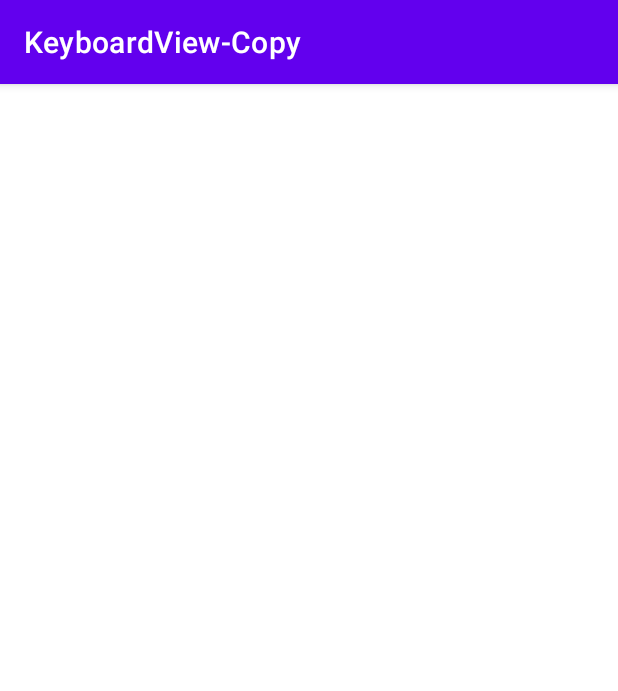
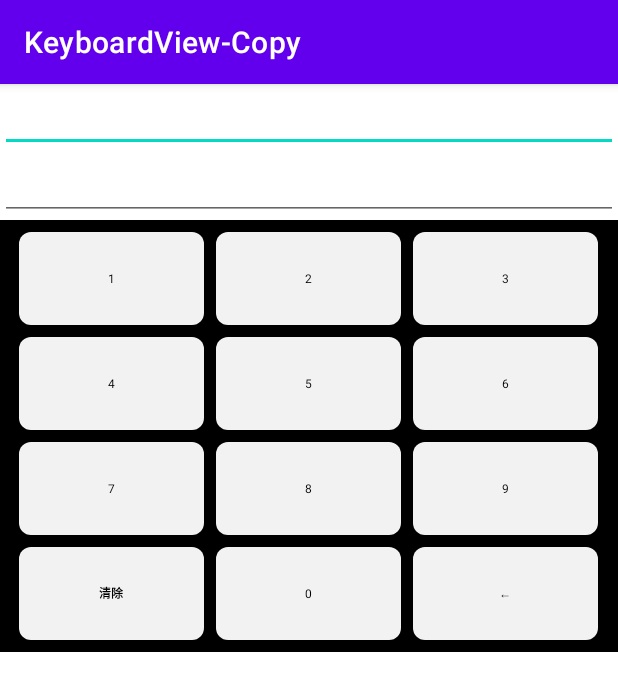
Before and after one commit to licheedev/KeyboardView-Copy, an Android app: the screen it shows after launch (MainActivity), on a phone screen of 412 x 824 dp. Shown: the top 691 px of the screen. Run offline under Robolectric (Android 15) with nearby library versions, the phone set to English and light mode, and no system bars.

Commit message:
修改demo

```diff
--- a/app/build.gradle
+++ b/app/build.gradle
@@ -1,6 +1,7 @@
 plugins {
     id 'com.android.application'
     id 'kotlin-android'
+    id 'kotlin-android-extensions'
 }
 
 android {
--- a/app/src/main/AndroidManifest.xml
+++ b/app/src/main/AndroidManifest.xml
@@ -9,7 +9,10 @@
         android:roundIcon="@mipmap/ic_launcher_round"
         android:supportsRtl="true"
         android:theme="@style/Theme.KeyboardViewCopy">
-        <activity android:name=".MainActivity">
+        <activity
+            android:name=".MainActivity"
+            android:windowSoftInputMode="stateAlwaysHidden">
+
             <intent-filter>
                 <action android:name="android.intent.action.MAIN" />
 
--- /dev/null
+++ b/app/src/main/java/com/licheedev/keyboardview_copy/EditTexts.kt
@@ -0,0 +1,27 @@
+package com.licheedev.keyboardview_copy
+
+import android.os.Build
+import android.widget.EditText
+import java.lang.reflect.Method
+
+
+/**
+ * 禁止在获取焦点时显示软键盘
+ * @receiver EditText
+ */
+fun EditText.disableShowSoftInputOnFocus() {
+
+    if (Build.VERSION.SDK_INT >= Build.VERSION_CODES.LOLLIPOP) {
+        this.showSoftInputOnFocus = false;
+    } else {
+        val cls = EditText::class.java
+        val method: Method
+        try {
+            method = cls.getMethod("setShowSoftInputOnFocus", Boolean::class.javaPrimitiveType)
+            method.isAccessible = true
+            method.invoke(this, false)
+        } catch (e: Exception) {
+        }
+    }
+
+}
--- a/app/src/main/java/com/licheedev/keyboardview_copy/MainActivity.kt
+++ b/app/src/main/java/com/licheedev/keyboardview_copy/MainActivity.kt
@@ -2,10 +2,36 @@ package com.licheedev.keyboardview_copy
 
 import androidx.appcompat.app.AppCompatActivity
 import android.os.Bundle
+import android.view.View
+import kotlinx.android.synthetic.main.activity_main.*
 
 class MainActivity : AppCompatActivity() {
     override fun onCreate(savedInstanceState: Bundle?) {
         super.onCreate(savedInstanceState)
         setContentView(R.layout.activity_main)
+
+
+        // 禁止显示系统输入法
+        editText.disableShowSoftInputOnFocus()
+        editText2.disableShowSoftInputOnFocus()
+
+        editText.setOnFocusChangeListener(object : View.OnFocusChangeListener {
+            override fun onFocusChange(v: View?, hasFocus: Boolean) {
+                if (hasFocus) {
+                    keyboardView.bindEditText(editText)
+                }
+            }
+        })
+
+        editText2.setOnFocusChangeListener(object : View.OnFocusChangeListener {
+            override fun onFocusChange(v: View?, hasFocus: Boolean) {
+                if (hasFocus) {
+                    keyboardView.bindEditText(editText2)
+                }
+            }
+        })
+
+        editText.requestFocus()
+
     }
 }
--- a/app/src/main/java/com/licheedev/keyboardview_copy/NumPassKeyboardView.java
+++ /dev/null
@@ -1,87 +0,0 @@
-package com.licheedev.keyboardview_copy;
-
-import android.content.Context;
-import android.inputmethodservice.Keyboard;
-import android.util.AttributeSet;
-import com.licheedev.keyboardview.KeyboardView;
-
-public class NumPassKeyboardView extends KeyboardView {
-
-    private Keyboard mKeyboard;// 字母键盘
-
-    public NumPassKeyboardView(Context context, AttributeSet attrs) {
-        this(context, attrs, 0);
-    }
-
-    public NumPassKeyboardView(Context context, AttributeSet attrs, int defStyle) {
-        super(context, attrs, defStyle);
-        init();
-    }
-
-    private void init() {
-        mKeyboard = new Keyboard(getContext(), R.xml.keyboard_password);
-        setOnKeyboardActionListener(mOnKeyboardActionListener);
-        setKeyboard(mKeyboard);
-        setPreviewEnabled(false);
-        setEnabled(true);
-        setPreviewEnabled(false);
-    }
-
-    @Override
-    public void onMeasure(int widthMeasureSpec, int heightMeasureSpec) {
-        // Round up a little
-        if (mKeyboard == null) {
-            setMeasuredDimension(getPaddingLeft() + getPaddingRight(),
-                getPaddingTop() + getPaddingBottom());
-        } else {
-            int width = mKeyboard.getMinWidth() + getPaddingLeft() + getPaddingRight();
-            if (MeasureSpec.getSize(widthMeasureSpec) < width + 10) {
-                width = MeasureSpec.getSize(widthMeasureSpec);
-            }
-            setMeasuredDimension(width,
-                mKeyboard.getHeight() + getPaddingTop() + getPaddingBottom());
-        }
-    }
-
-    private OnKeyboardActionListener mOnKeyboardActionListener = new OnKeyboardActionListener() {
-        @Override
-        public void onPress(int primaryCode) {
-
-        }
-
-        @Override
-        public void onRelease(int primaryCode) {
-
-        }
-
-        @Override
-        public void onKey(int primaryCode, int[] keyCodes) {
-
-        }
-
-        @Override
-        public void onText(CharSequence text) {
-
-        }
-
-        @Override
-        public void swipeLeft() {
-
-        }
-
-        @Override
-        public void swipeRight() {
-
-        }
-
-        @Override
-        public void swipeDown() {
-
-        }
-
-        @Override
-        public void swipeUp() {
-
-        }
-    };
-}
--- /dev/null
+++ b/app/src/main/java/com/licheedev/keyboardview_copy/NumPassKeyboardView.kt
@@ -0,0 +1,96 @@
+package com.licheedev.keyboardview_copy
+
+
+import android.content.Context
+import android.graphics.Color
+import android.inputmethodservice.Keyboard
+import android.text.Selection
+import android.util.AttributeSet
+import android.widget.EditText
+import com.licheedev.keyboardview.BaseOnKeyboardActionListener
+import com.licheedev.keyboardview.KeyboardView
+import com.licheedev.keyboardview.OnKeyboardActionListener
+import com.licheedev.myutils.LogPlus
+import java.lang.ref.WeakReference
+import java.util.*
+
+class NumPassKeyboardView : KeyboardView {
+
+    companion object {
+        const val KEYCODE_DELETE_ALL = -233
+    }
+
+    constructor(context: Context?, attrs: AttributeSet?) : super(context, attrs)
+
+    constructor(context: Context?, attrs: AttributeSet?, defStyleAttr: Int) : super(
+        context,
+        attrs,
+        defStyleAttr
+    )
+
+    val value: OnKeyboardActionListener = object : BaseOnKeyboardActionListener() {
+
+
+        override fun onKey(primaryCode: Int, keyCodes: IntArray?) {
+            //LogPlus.e("onKey(primaryCode: $primaryCode, keyCodes: ${Arrays.toString(keyCodes)})")
+
+            val editText = mEditText ?: return
+            val editable = editText.editableText ?: return
+
+            val start: Int = editText.selectionStart
+            val end: Int = editText.selectionEnd
+
+            //LogPlus.e("start=$start,end=$end")
+
+            if (primaryCode == KEYCODE_DELETE_ALL) { // 清除按钮
+                editable.clear()
+            } else if (primaryCode == Keyboard.KEYCODE_DELETE) {
+                if (start == end) {
+                    if (start > 0) {
+                        editable.delete(start - 1, start)
+                    }
+                } else {
+                    editable.delete(start, end)
+                }
+            } else {
+                editable.replace(start, end, primaryCode.toChar().toString())
+            }
+        }
+
+        override fun onText(text: CharSequence) {
+            //LogPlus.e("onText(text: $text)")
+
+            val editText = mEditText ?: return
+            val editable = editText.editableText ?: return
+
+            val start: Int = editText.selectionStart
+            val end: Int = editText.selectionEnd
+
+            editable.replace(start, end, text)
+            Selection.setSelection(editable, start + text.length)
+        }
+    }
+
+
+    init {
+        val keyboard = Keyboard(context, R.xml.keyboard_num_password)
+        setKeyboard(keyboard)
+        isPreviewEnabled = false
+        if (isInEditMode) {
+            setKeyBackground(R.drawable.selector_keyboard_key)
+            setKeyTextColor(Color.BLACK)
+            setKeyTextSizeRes(R.dimen.normal_60dp)
+            setLabelTextSizeRes(R.dimen.normal_48dp)
+        }
+        onKeyboardActionListener = value
+    }
+
+    private var mEditTextRef: WeakReference<EditText>? = null
+
+    private val mEditText: EditText? get() = mEditTextRef?.get()
+
+    fun bindEditText(editText: EditText) {
+        mEditTextRef = WeakReference(editText)
+    }
+
+}
--- a/app/src/main/res/drawable/selector_keyboard_bg.xml
+++ /dev/null
@@ -1,29 +0,0 @@
-<?xml version="1.0" encoding="utf-8"?>
-<selector xmlns:android="http://schemas.android.com/apk/res/android">
-    <item android:state_pressed="true">
-        <shape>
-            <stroke android:width="@dimen/key_border" android:color="@color/transparent" />
-            <solid android:color="@color/color_key_pressed" />
-        </shape>
-    </item>
-    <item android:state_checked="true">
-        <shape>
-            <stroke android:width="@dimen/key_border" android:color="@color/transparent" />
-            <solid android:color="@color/color_key_pressed" />
-        </shape>
-    </item>
-
-    <item android:state_focused="true">
-        <shape>
-            <stroke android:width="@dimen/key_border" android:color="@color/transparent" />
-            <solid android:color="@color/color_key_pressed" />
-        </shape>
-    </item>
-
-    <item>
-        <shape>
-            <stroke android:width="@dimen/key_border" android:color="@color/transparent" />
-            <solid android:color="@color/color_key_normal" />
-        </shape>
-    </item>
-</selector>
--- /dev/null
+++ b/app/src/main/res/drawable/selector_keyboard_key.xml
@@ -0,0 +1,17 @@
+<?xml version="1.0" encoding="utf-8"?>
+<selector xmlns:android="http://schemas.android.com/apk/res/android">
+    <item android:state_pressed="true">
+        <shape android:shape="rectangle">
+            <corners android:radius="@dimen/normal_20dp" />
+            <solid android:color="@color/color_key_pressed" />
+        </shape>
+    </item>
+
+    <item>
+        <shape android:shape="rectangle">
+            <corners android:radius="@dimen/normal_20dp" />
+            <solid android:color="@color/color_key_normal" />
+        </shape>
+    </item>
+
+</selector>
--- a/app/src/main/res/layout/activity_main.xml
+++ b/app/src/main/res/layout/activity_main.xml
@@ -7,12 +7,33 @@
     android:orientation="vertical"
     tools:context=".MainActivity">
 
-    <com.licheedev.keyboardview_copy.NumPassKeyboardView
+    <EditText
+        android:id="@+id/editText"
         android:layout_width="match_parent"
         android:layout_height="wrap_content"
-        android:layout_gravity="center_horizontal"
-        app:keyBackground="@drawable/selector_keyboard_bg"
-        app:keyTextColor="@color/white"
-        app:keyTextSize="@dimen/normal_60dp" />
+        android:singleLine="true" />
 
+    <EditText
+        android:id="@+id/editText2"
+        android:layout_width="match_parent"
+        android:layout_height="wrap_content"
+        android:singleLine="true" />
+
+    <FrameLayout
+        android:layout_width="match_parent"
+        android:layout_height="wrap_content"
+        android:background="@color/black">
+
+        <com.licheedev.keyboardview_copy.NumPassKeyboardView
+            android:id="@+id/keyboardView"
+            android:layout_width="match_parent"
+            android:layout_height="wrap_content"
+            android:layout_gravity="center_horizontal"
+            android:layout_marginTop="@dimen/key_border"
+            android:layout_marginBottom="@dimen/key_border"
+            app:keyBackground="@drawable/selector_keyboard_key"
+            app:keyTextColor="@color/black"
+            app:keyTextSize="@dimen/normal_60dp"
+            app:labelTextSize="@dimen/normal_50dp" />
+    </FrameLayout>
 </LinearLayout>
--- a/app/src/main/res/values/keyboard_parmas.xml
+++ b/app/src/main/res/values/keyboard_parmas.xml
@@ -1,20 +1,8 @@
 <?xml version="1.0" encoding="utf-8"?>
 <resources>
 
-    <dimen name="key_height">@dimen/normal_120dp</dimen>
-    <dimen name="key_password_height">@dimen/normal_120dp</dimen>
-    <dimen name="key_width">@dimen/normal_240dp</dimen>
-    <dimen name="key_width_x2">@dimen/normal_480dp</dimen>
-    <dimen name="keyboard_width">@dimen/normal_712dp</dimen>
-
-
-    <dimen name="horizontalGap">0dp</dimen>
-    <dimen name="verticalGap">0dp</dimen>
-    <dimen name="key_border">@dimen/normal_8dp</dimen>
-    <dimen name="half_key_border">@dimen/normal_4dp</dimen>
-    <color name="color_key_normal">#609BEB</color>
-    <color name="color_edit_bg">#dce9fb</color>
-    <color name="color_edit_pw_bg">#c6c6c6</color>
-    <color name="color_key_pressed">#3B4DD7</color>
+    <dimen name="key_border">@dimen/normal_30dp</dimen>
+    <color name="color_key_normal">#F2F2F2</color>
+    <color name="color_key_pressed">#E4E4E4</color>
 
 </resources>
--- /dev/null
+++ b/app/src/main/res/xml/keyboard_num_password.xml
@@ -0,0 +1,84 @@
+<?xml version="1.0" encoding="UTF-8"?>
+<Keyboard xmlns:android="http://schemas.android.com/apk/res/android"
+    android:horizontalGap="0px"
+    android:keyWidth="30%p"
+    android:keyHeight="7.5%p">
+
+    <Row android:verticalGap="@dimen/key_border">
+        <Key
+            android:codes="49"
+            android:keyWidth="30%p"
+            android:keyEdgeFlags="left"
+            android:keyLabel="1" />
+        <Key
+            android:codes="50"
+            android:horizontalGap="@dimen/key_border"
+            android:keyWidth="30%p"
+            android:keyLabel="2" />
+        <Key
+            android:codes="51"
+            android:horizontalGap="@dimen/key_border"
+            android:keyWidth="30%p"
+            android:keyEdgeFlags="right"
+            android:keyLabel="3" />
+    </Row>
+
+    <Row android:verticalGap="@dimen/key_border">
+        <Key
+            android:codes="52"
+            android:keyWidth="30%p"
+            android:keyLabel="4" />
+        <Key
+            android:codes="53"
+            android:horizontalGap="@dimen/key_border"
+            android:keyWidth="30%p"
+            android:keyLabel="5" />
+        <Key
+            android:codes="54"
+            android:horizontalGap="@dimen/key_border"
+            android:keyWidth="30%p"
+            android:keyEdgeFlags="right"
+            android:keyLabel="6" />
+    </Row>
+
+    <Row android:verticalGap="@dimen/key_border">
+        <Key
+            android:codes="55"
+            android:keyWidth="30%p"
+            android:keyLabel="7" />
+        <Key
+            android:codes="56"
+            android:horizontalGap="@dimen/key_border"
+            android:keyWidth="30%p"
+            android:keyLabel="8" />
+        <Key
+            android:codes="57"
+            android:horizontalGap="@dimen/key_border"
+            android:keyWidth="30%p"
+            android:keyEdgeFlags="right"
+            android:keyLabel="9" />
+    </Row>
+
+    <Row>
+        <Key
+            android:codes="-233"
+            android:isRepeatable="false"
+            android:isSticky="true"
+            android:keyWidth="30%p"
+            android:keyEdgeFlags="left"
+            android:keyLabel="清除" />
+        <Key
+            android:codes="48"
+            android:horizontalGap="@dimen/key_border"
+            android:keyWidth="30%p"
+            android:keyLabel="0" />
+        <Key
+            android:codes="-5"
+            android:horizontalGap="@dimen/key_border"
+            android:isRepeatable="true"
+            android:keyWidth="30%p"
+            android:keyEdgeFlags="right"
+            android:keyLabel="←" />
+    </Row>
+
+</Keyboard>
--- a/app/src/main/res/xml/keyboard_password.xml
+++ /dev/null
@@ -1,69 +0,0 @@
-<?xml version="1.0" encoding="utf-8"?>
-<Keyboard xmlns:android="http://schemas.android.com/apk/res/android"
-    android:horizontalGap="@dimen/horizontalGap"
-    android:keyHeight="@dimen/key_password_height"
-    android:keyWidth="33%"
-    android:verticalGap="@dimen/verticalGap">
-
-    <Row>
-
-        <Key
-            android:codes="55"
-            android:keyEdgeFlags="left"
-            android:keyLabel="7" />
-        <Key
-            android:codes="56"
-            android:keyLabel="8" />
-
-        <Key
-            android:codes="57"
-            android:keyEdgeFlags="right"
-            android:keyLabel="9" />
-
-    </Row>
-
-    <Row>
-        <Key
-            android:codes="52"
-            android:keyEdgeFlags="left"
-            android:keyLabel="4" />
-        <Key
-            android:codes="53"
-            android:keyLabel="5" />
-        <Key
-            android:codes="54"
-            android:keyEdgeFlags="right"
-            android:keyLabel="6" />
-    </Row>
-
-    <Row>
-
-        <Key
-            android:codes="49"
-            android:keyEdgeFlags="left"
-            android:keyLabel="1" />
-        <Key
-            android:codes="50"
-            android:keyLabel="2" />
-        <Key
-            android:codes="51"
-            android:keyEdgeFlags="right"
-            android:keyLabel="3" />
-    </Row>
-
-    <Row>
-        <Key
-            android:codes="67"
-            android:keyEdgeFlags="left"
-            android:keyLabel="C" />
-        <Key
-            android:codes="48"
-            android:keyLabel="0" />
-        <Key
-            android:codes="-5"
-            android:isRepeatable="true"
-            android:keyEdgeFlags="right"
-            android:keyLabel="←" />
-    </Row>
-
-</Keyboard>
```
Also changed, not shown: 1 other file.
